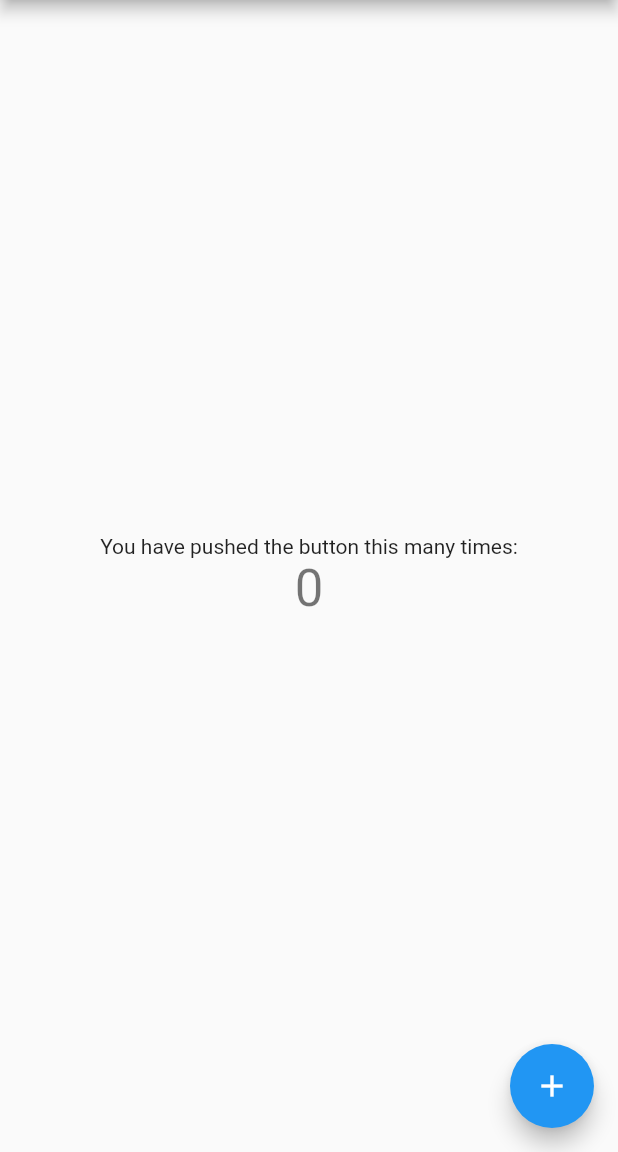
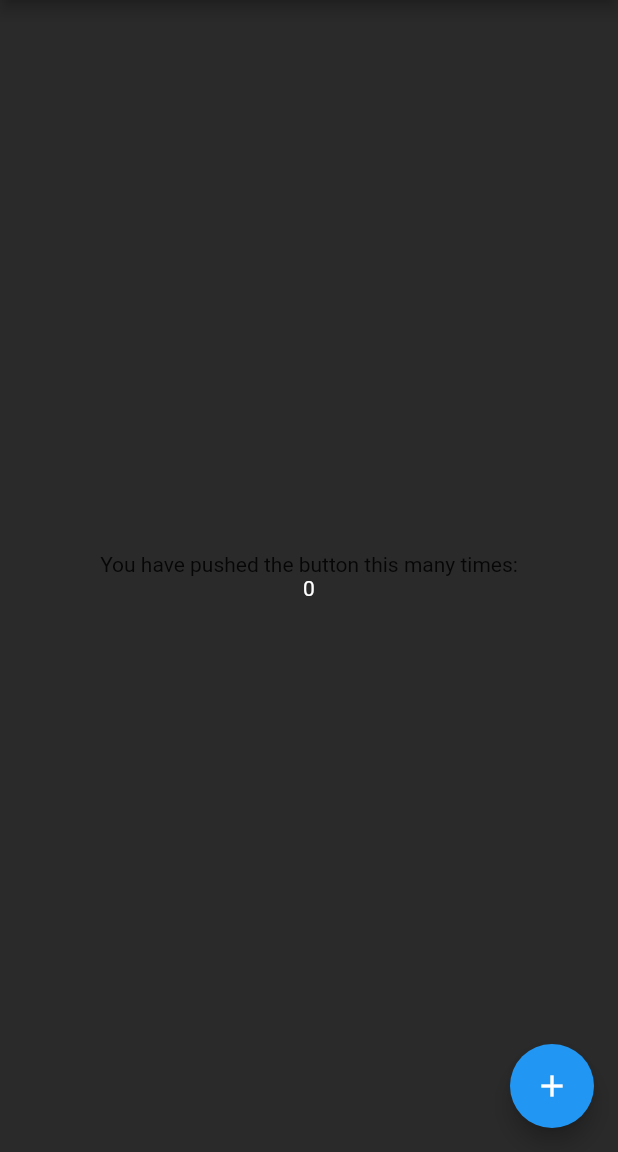
Before and after one commit to peterkure3/flutter-projects, a Flutter app: the screen it shows after launch, on a phone screen of 412 x 824 dp, the part 84-1236 px from its top. Run offline on Flutter 3.47's test engine with Material 2 defaults, Android fonts, the phone set to English and light mode, and no system bars.

Commit message:
modified:   lib/main.dart

```diff
--- a/lib/main.dart
+++ b/lib/main.dart
@@ -70,6 +70,7 @@ class _MyHomePageState extends State<MyHomePage> {
     // fast, so that you can just rebuild anything that needs updating rather
     // than having to individually change instances of widgets.
     return Scaffold(
+      backgroundColor: Color.fromARGB(255, 42, 42, 42),
       appBar: AppBar(
         // Here we take the value from the MyHomePage object that was created by
         // the App.build method, and use it to set our appbar title.
@@ -100,7 +101,8 @@ class _MyHomePageState extends State<MyHomePage> {
             ),
             Text(
               '$_counter',
-              style: Theme.of(context).textTheme.headline4,
+              //style: Theme.of(context).textTheme.headline4,
+              style: TextStyle(color: Color.fromARGB(255, 255, 255, 255)),
             ),
           ],
         ),
```
